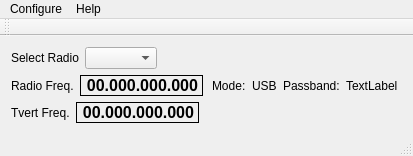
zsteva/backup-minos2, file mqt/MqtRigControl/rigcontrolmainwindow.ui: the form before one commit.
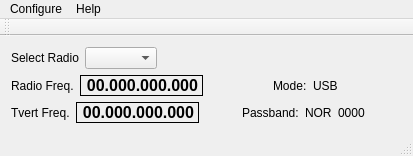
The form after the commit.

Diff of the .ui file:
```diff
--- a/mqt/MqtRigControl/rigcontrolmainwindow.ui
+++ b/mqt/MqtRigControl/rigcontrolmainwindow.ui
@@ -100,20 +100,6 @@
           </property>
          </widget>
         </item>
-        <item>
-         <widget class="QLabel" name="label">
-          <property name="text">
-           <string>Passband:</string>
-          </property>
-         </widget>
-        </item>
-        <item>
-         <widget class="QLabel" name="passBandlbl">
-          <property name="text">
-           <string>TextLabel</string>
-          </property>
-         </widget>
-        </item>
         <item>
          <spacer name="horizontalSpacer_5">
           <property name="orientation">
@@ -158,6 +144,40 @@
           </property>
          </widget>
         </item>
+        <item>
+         <spacer name="horizontalSpacer_3">
+          <property name="orientation">
+           <enum>Qt::Horizontal</enum>
+          </property>
+          <property name="sizeHint" stdset="0">
+           <size>
+            <width>40</width>
+            <height>20</height>
+           </size>
+          </property>
+         </spacer>
+        </item>
+        <item>
+         <widget class="QLabel" name="label">
+          <property name="text">
+           <string>Passband:</string>
+          </property>
+         </widget>
+        </item>
+        <item>
+         <widget class="QLabel" name="passBandState">
+          <property name="text">
+           <string>NOR</string>
+          </property>
+         </widget>
+        </item>
+        <item>
+         <widget class="QLabel" name="passBandlbl">
+          <property name="text">
+           <string>0000</string>
+          </property>
+         </widget>
+        </item>
         <item>
          <spacer name="horizontalSpacer">
           <property name="orientation">
```
